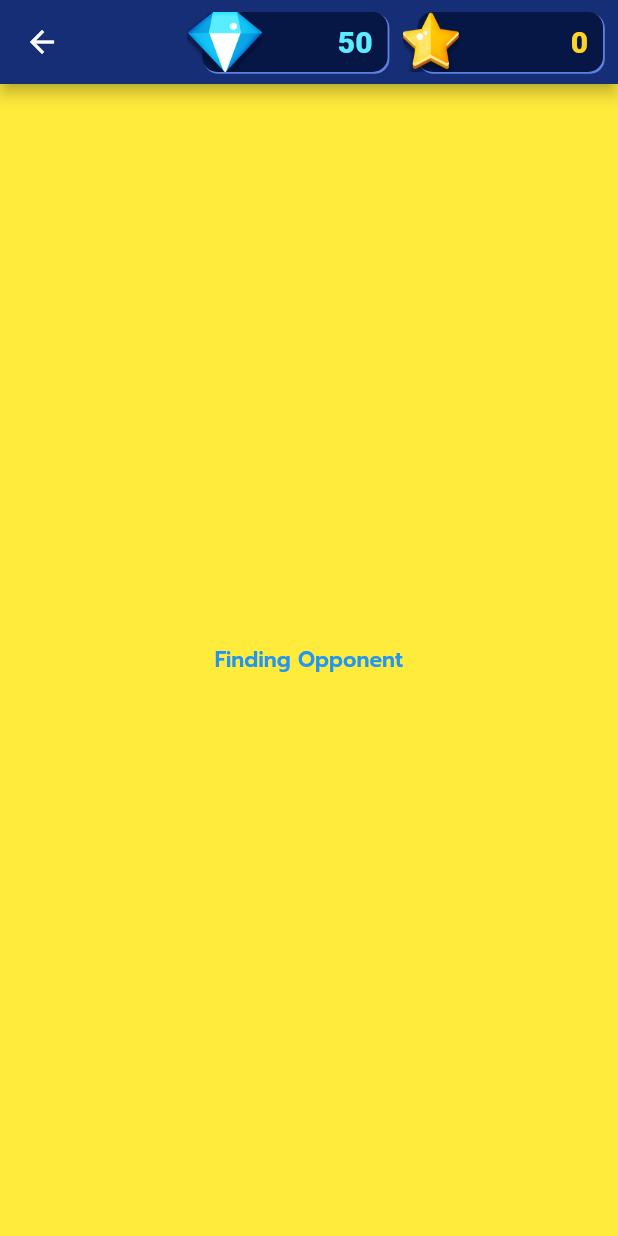
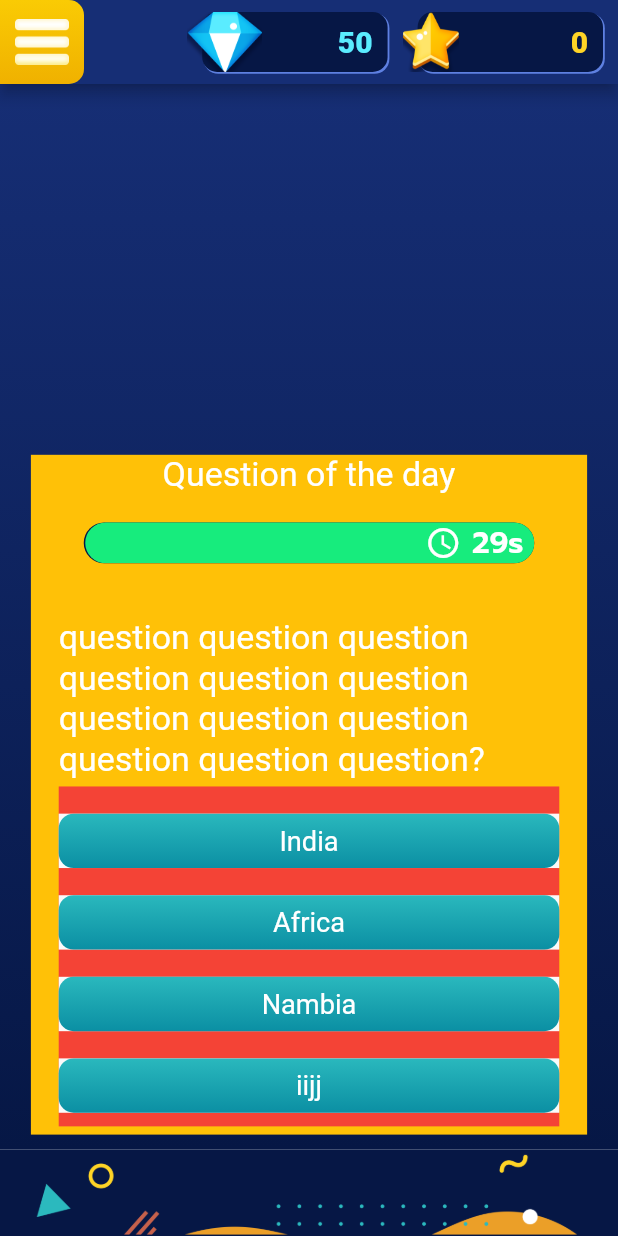
Before and after one commit to Bonu1998/trivia-battle, a Flutter app: the Home screen opened by its route, after a tap on "Daily Battle", on a phone screen of 412 x 824 dp. Run offline on Flutter 3.47's test engine with Material 2 defaults, Android fonts, the light colour scheme and no system bars; missing offline and left inert: dart:ffi; Roboto replaces fonts that are missing (Prompt-SemiBold).

Commit message:
added game screen, question widget

```diff
--- a/lib/AnimatedButton.dart
+++ b/lib/AnimatedButton.dart
@@ -1,5 +1,5 @@
 import 'package:flutter/material.dart';
-import 'package:my_app/Constants.dart';
+import 'package:my_app/constants.dart';
 
 class AnimatedButton extends StatelessWidget {
   const AnimatedButton(
@@ -8,7 +8,9 @@ class AnimatedButton extends StatelessWidget {
       required this.tagLine,
       required this.colors,
       required this.logo,
-      required this.handler})
+      required this.handler,
+      required this.height,
+      required this.width})
       : super(key: key);
 
   final String label;
@@ -16,11 +18,13 @@ class AnimatedButton extends StatelessWidget {
   final List<Color> colors;
   final String logo;
   final VoidCallback handler;
+  final double height;
+  final double width;
 
   @override
   Widget build(BuildContext context) {
-    double _height = MediaQuery.of(context).size.height;
-    double _width = MediaQuery.of(context).size.width;
+    double _height = height;
+    double _width = width;
 
     return InkWell(
       onTap: handler,
@@ -43,7 +47,8 @@ class AnimatedButton extends StatelessWidget {
                 child: Image(
                   image: AssetImage(
                       "assets/images/${icons['BUTTON']?['bubbles']}"),
-                )),
+                )
+              ),
             Container(
               alignment: Alignment.center,
               // padding: EdgeInsets.symmetric(
@@ -55,12 +60,13 @@ class AnimatedButton extends StatelessWidget {
                 mainAxisAlignment: MainAxisAlignment.center,
                 children: [
                   SizedBox(
-                    width: 50,
+                    width: _width * 0.2,
                     child: Image(
                       image: AssetImage("assets/images/$logo"),
                       // width: MediaQuery.of(context).size.width * 0.1,
                     ),
                   ),
+                  SizedBox(width: _width * 0.03),
                   Column(
                     mainAxisAlignment: MainAxisAlignment.center,
                     children: [
@@ -68,14 +74,14 @@ class AnimatedButton extends StatelessWidget {
                         label,
                         style: TextStyle(
                             color: Colors.white,
-                            fontSize: _height * 0.04,
+                            fontSize: _height * 0.3,
                             fontFamily: "Prompt-SemiBold"),
                       ),
                       Text(
                         tagLine,
                         style: TextStyle(
                             color: Colors.yellow,
-                            fontSize: _height * 0.02,
+                            fontSize: _height * 0.18,
                             fontFamily: "Prompt-SemiBold"),
                       ),
                     ],
--- a/lib/AvatarComponent.dart
+++ b/lib/AvatarComponent.dart
@@ -1,5 +1,5 @@
 import 'package:flutter/material.dart';
-import 'package:my_app/Constants.dart';
+import 'package:my_app/constants.dart';
 
 class AvatarComponent extends StatelessWidget {
   const AvatarComponent({super.key, required this.avatar});
--- /dev/null
+++ b/lib/GameScreen.dart
@@ -0,0 +1,42 @@
+import 'package:flutter/material.dart';
+import 'package:my_app/question_widget.dart';
+
+class GameScreen extends StatefulWidget {
+  const GameScreen({super.key});
+
+  @override
+  State<GameScreen> createState() => _GameScreenState();
+}
+
+class _GameScreenState extends State<GameScreen> {
+  @override
+  Widget build(BuildContext context) {
+    return Center(
+        child: Container(
+          decoration: const BoxDecoration(
+            gradient: LinearGradient(
+              begin: Alignment.topCenter,
+              end: Alignment.bottomCenter,
+              colors: <Color>[Color(0xff162e75), Color(0xff061745)],
+            ),
+          ),
+          height: MediaQuery.of(context).size.height,
+          width: MediaQuery.of(context).size.width,
+          child: Column(
+            children: [
+              SizedBox(
+                height: MediaQuery.of(context).size.height * 0.3,
+              ),
+              QuestionWidget(
+                  height: MediaQuery.of(context).size.height * 0.55,
+                  width: MediaQuery.of(context).size.width * 0.9,
+                  title: "Question of the day",
+                  question:
+                      "question question question question question question question question question question question question?",
+                  options: ["India", "Africa", "Nambia", "iijj"],)
+            ],
+          ),
+        ),
+      );
+  }
+}
--- a/lib/Header.dart
+++ b/lib/Header.dart
@@ -1,5 +1,5 @@
 import 'package:flutter/material.dart';
-import 'package:my_app/Constants.dart';
+import 'package:my_app/constants.dart';
 
 class Header extends StatefulWidget {
   const Header({super.key});
--- a/lib/Home.dart
+++ b/lib/Home.dart
@@ -1,10 +1,33 @@
 import 'package:flutter/material.dart';
-import 'package:my_app/Constants.dart';
-import 'package:my_app/header.dart';
+import 'package:my_app/constants.dart';
+import 'package:my_app/Header.dart';
 import 'package:my_app/menu.dart';
 
-class Home extends StatelessWidget {
+class Home extends StatefulWidget {
   const Home({super.key});
+
+  @override
+  State<Home> createState() => _HomeState();
+}
+
+class _HomeState extends State<Home> {
+  late Widget currentPage;
+  late Menu menuPage;
+
+  @override
+  void initState() {
+    super.initState();
+    menuPage = Menu(this.callback);
+
+    currentPage = menuPage;
+  }
+
+  void callback(Widget nextPage) {
+    setState(() {
+      this.currentPage = nextPage;
+    });
+  }
+
   Widget footer(context) {
     return Container(
       color: const Color(0xff061745),
@@ -39,7 +62,7 @@ class Home extends StatelessWidget {
         ),
         flexibleSpace: const Header(),
       ),
-      body: const Menu(),
+      body: currentPage,
       bottomNavigationBar: footer(context),
     ));
   }
--- a/lib/VersusWidget.dart
+++ b/lib/VersusWidget.dart
@@ -1,6 +1,6 @@
 import 'package:flutter/material.dart';
 import 'package:my_app/AvatarComponent.dart';
-import 'package:my_app/Constants.dart';
+import 'package:my_app/constants.dart';
 
 class VersusWidget extends StatelessWidget {
   const VersusWidget({super.key});
--- /dev/null
+++ b/lib/custom_timer.dart
@@ -0,0 +1,107 @@
+import 'dart:async';
+
+import 'package:flutter/material.dart';
+
+class CustomTimer extends StatefulWidget {
+  CustomTimer({super.key, required this.height, required this.width});
+  double height;
+  double width;
+
+  @override
+  State<CustomTimer> createState() => _CustomTimer();
+}
+
+class _CustomTimer extends State<CustomTimer> {
+  Timer? countdownTimer;
+  Duration myDuration = const Duration(seconds: 30);
+  // double width = widget.width * 1;
+
+  @override
+  void initState() {
+    super.initState();
+    startTimer();
+  }
+
+  void startTimer() {
+    countdownTimer =
+        Timer.periodic(const Duration(seconds: 1), (_) => setCountDown());
+  }
+
+  void setCountDown() {
+    setState(() {
+      final seconds = myDuration.inSeconds - 1;
+      if (seconds < 0) {
+        countdownTimer!.cancel();
+      } else {
+        myDuration = Duration(seconds: seconds);
+      }
+    });
+  }
+
+  @override
+  Widget build(BuildContext context) {
+    String strDigits(int n) => n.toString().padLeft(2, '0');
+    int counter = myDuration.inSeconds.remainder(60);
+    final seconds = strDigits(counter);
+    double fraction = 30 / 100;
+    double width = widget.width *
+        myDuration.inSeconds.remainder(60) *
+        fraction /
+        10;
+    double frame = 30 / 3;
+    Color color = counter > 2 * frame
+        ? const Color(0xff17ec7d)
+        : counter > frame
+            ? const Color(0xfffab020)
+            : const Color(0xffc0392b);
+    return SafeArea(
+        child: Container(
+      // color: Colors.white,
+      child: Center(
+        child: Container(
+          alignment: Alignment.centerRight,
+          height: widget.height,
+          // height: widget.height * 0.05,
+          width: widget.width * 0.9,
+          decoration: const BoxDecoration(
+            color: Color(0xff061745),
+            // color: Colors.amber,
+            borderRadius: BorderRadius.all(Radius.circular(500)),
+          ),
+          child: Stack(alignment: Alignment.centerLeft, children: [
+            AnimatedContainer(
+              duration: const Duration(seconds: 1),
+              width: width,
+              decoration: BoxDecoration(
+                color: color,
+                borderRadius: const BorderRadius.all(Radius.circular(500)),
+              ),
+            ),
+            Positioned(
+                width: 80,
+                right: 0,
+                child: Row(
+                  mainAxisAlignment: MainAxisAlignment.spaceEvenly,
+                  children: [
+                    const Icon(
+                      Icons.access_time,
+                      color: Colors.white,
+                      size: 24.0,
+                      semanticLabel: 'Text to announce in accessibility modes',
+                    ),
+                    Text(
+                      "${seconds.toString()}s",
+                      style: const TextStyle(
+                          color: Colors.white,
+                          decoration: TextDecoration.none,
+                          fontSize: 20,
+                          fontWeight: FontWeight.normal),
+                    )
+                  ],
+                ))
+          ]),
+        ),
+      ),
+    ));
+  }
+}
--- a/lib/daily_battle.dart
+++ b/lib/daily_battle.dart
@@ -23,7 +23,6 @@ class _DailyBattle extends State<DailyBattle> {
               setState(() {
                 flag = "Rounds";
               });
-              ;
             },
             child: const Text("Finding Opponent")),
       ),
--- a/lib/editions.dart
+++ b/lib/editions.dart
@@ -1,5 +1,5 @@
 import 'package:flutter/material.dart';
-import 'package:my_app/Constants.dart';
+import 'package:my_app/constants.dart';
 import 'package:my_app/Header.dart';
 import 'package:my_app/model/editions.dart';
 
--- a/lib/menu.dart
+++ b/lib/menu.dart
@@ -2,9 +2,19 @@ import 'package:flutter/material.dart';
 import 'package:my_app/AnimatedButton.dart';
 import 'package:my_app/constants.dart';
 
-class Menu extends StatelessWidget {
-  const Menu({super.key});
+import 'GameScreen.dart';
 
+class Menu extends StatefulWidget {
+  Function callback;
+
+  Menu(this.callback);
+  // const Menu({super.key});
+
+  @override
+  State<Menu> createState() => _MenuState();
+}
+
+class _MenuState extends State<Menu> {
   Widget logoView(context) {
     return Container(
       height: MediaQuery.of(context).size.height * 0.35,
@@ -32,8 +42,9 @@ class Menu extends StatelessWidget {
   Widget menuBottons(context) {
     return Container(
         height: MediaQuery.of(context).size.height * 0.4,
-        width: MediaQuery.of(context).size.width,
-        margin: EdgeInsets.only(top: MediaQuery.of(context).size.height * 0.05),
+        width: MediaQuery.of(context).size.width * 0.7,
+        // width: 200);
+        // margin: EdgeInsets.only(top: MediaQuery.of(context).size.height * 0.05),
         // child: LayoutBuilder(
         //     builder: (BuildContext context, BoxConstraints constraints) {
         //   return Container(
@@ -47,20 +58,24 @@ class Menu extends StatelessWidget {
           children: [
             Container(
                 height: MediaQuery.of(context).size.height * 0.09,
-                width: MediaQuery.of(context).size.width * 0.75,
+                width: MediaQuery.of(context).size.width * 0.7,
                 constraints: const BoxConstraints(maxWidth: 350),
                 child: AnimatedButton(
+                  height: MediaQuery.of(context).size.height * 0.09,
+                  width: MediaQuery.of(context).size.width * 0.75,
                   label: "Daily Battle",
                   tagLine: "Make your state proud",
                   colors: const <Color>[Color(0xffd1664d), Color(0xffc64728)],
                   logo: icons['MENU']?['dailyBattle'],
-                  handler: () => Navigator.pushNamed(context, '/poc'),
+                  handler: () {this.widget.callback(new GameScreen());},
                 )),
             Container(
               height: MediaQuery.of(context).size.height * 0.09,
               width: MediaQuery.of(context).size.width * 0.75,
               constraints: const BoxConstraints(maxWidth: 350),
               child: AnimatedButton(
+                height: MediaQuery.of(context).size.height * 0.09,
+                width: MediaQuery.of(context).size.width * 0.75,
                 label: "Trivia Packs",
                 tagLine: "Choose your topics",
                 colors: const <Color>[Color(0xffeb9f28), Color(0xffd9701a)],
@@ -68,6 +83,53 @@ class Menu extends StatelessWidget {
                 handler: () => {Navigator.pushNamed(context, '/editions')},
               ),
             ),
+            Container(
+              height: MediaQuery.of(context).size.height * 0.09,
+              width: MediaQuery.of(context).size.width * 0.75,
+              constraints: const BoxConstraints(maxWidth: 400),
+              child: Row(
+                mainAxisAlignment: MainAxisAlignment.spaceEvenly,
+                children: [
+                  Container(
+                      height: MediaQuery.of(context).size.height * 0.09 * 0.8,
+                      width: MediaQuery.of(context).size.width * 0.75 * 0.5,
+                      constraints: const BoxConstraints(maxWidth: 175),
+                      child: AnimatedButton(
+                        height:
+                            MediaQuery.of(context).size.height * 0.09 * 0.8,
+                        width:
+                            MediaQuery.of(context).size.width * 0.75 * 0.5,
+                        label: "State",
+                        tagLine: "Leaderboard",
+                        colors: const <Color>[
+                          Color(0xffeb9f28),
+                          Color(0xffd9701a)
+                        ],
+                        logo: icons['MENU']?['stateLeaderboard'],
+                        handler: () => {},
+                      )),
+                  Container(
+                      height: MediaQuery.of(context).size.height * 0.09 * 0.8,
+                      width: MediaQuery.of(context).size.width * 0.75 * 0.5,
+                      constraints: const BoxConstraints(maxWidth: 175),
+                      child: AnimatedButton(
+                        height:
+                            MediaQuery.of(context).size.height * 0.09 * 0.8,
+                        width:
+                            MediaQuery.of(context).size.width * 0.75 * 0.5,
+                        label: "State",
+                        tagLine: "Leaderboard",
+                        colors: const <Color>[
+                          Color(0xffeb9f28),
+                          Color(0xffd9701a)
+                        ],
+                        logo: icons['MENU']?['stateLeaderboard'],
+                        handler: () => {},
+                      )
+                    )
+                ],
+              ),
+            )
             // Row(mainAxisAlignment: MainAxisAlignment.spaceEvenly, children: [
             //   Container(
             //     height: MediaQuery.of(context).size.height * 0.07,
@@ -124,9 +186,34 @@ class Menu extends StatelessWidget {
         ));
   }
 
+  Widget footerButtons(context) {
+    return Container(
+      width: MediaQuery.of(context).size.width,
+      height: MediaQuery.of(context).size.height * 0.2,
+      color: Colors.yellow,
+      child: Row(
+        children: [
+          Container(
+            width: MediaQuery.of(context).size.width * 0.5,
+            child: AnimatedButton(
+              height: MediaQuery.of(context).size.height * 0.5,
+                  width: MediaQuery.of(context).size.width * 0.75,
+                  label: "Daily Battle",
+                  tagLine: "Make your state proud",
+                  colors: const <Color>[Color(0xffd1664d), Color(0xffc64728)],
+                  logo: icons['MENU']?['dailyBattle'],
+                  handler: () => Navigator.pushNamed(context, '/poc'),
+            ),
+          )
+        ],
+      ),
+    );
+  }
+
   @override
   Widget build(BuildContext context) {
-    return Container(
+    return Material(
+      child: Container(
         width: MediaQuery.of(context).size.width,
         height: MediaQuery.of(context).size.height,
         decoration: const BoxDecoration(
@@ -137,8 +224,9 @@ class Menu extends StatelessWidget {
           ),
         ),
         child: Column(
-          crossAxisAlignment: CrossAxisAlignment.stretch,
+            // crossAxisAlignment: CrossAxisAlignment.stretch,
             children: [logoView(context), menuBottons(context)]),
+      ),
     );
   }
 }
--- /dev/null
+++ b/lib/model/start_score.dart
@@ -0,0 +1,12 @@
+import 'package:flutter/rendering.dart';
+
+class StateScore{
+  late int score;
+  late String state;
+  StateScore(String state, int score) {
+    this.state = state;
+    this.score = score;
+  }
+
+  StateScore.fromJson(Map<String, dynamic> json) : state = json['state'], score = json['score'];
+}
--- /dev/null
+++ b/lib/plain_text_button.dart
@@ -0,0 +1,61 @@
+import 'dart:ffi';
+
+import 'package:flutter/material.dart';
+
+class PlainTextButton extends StatefulWidget {
+  PlainTextButton(
+      {super.key,
+      required this.height,
+      required this.width,
+      required this.text,
+      required this.colors});
+
+  double height;
+  double width;
+  String text;
+  List<Color> colors;
+
+  @override
+  State<PlainTextButton> createState() => _PlainTextButtonState();
+}
+
+class _PlainTextButtonState extends State<PlainTextButton> {
+  // double parentHeight = MediaQuery.of(context).size.height;
+  // double parentWidth = 0;
+  late List<Color> colors;
+  @override
+  void initState() {
+    super.initState();
+    colors = widget.colors;
+  }
+
+  @override
+  Widget build(BuildContext context) {
+    return Material(
+      child: InkWell(
+        onTap: () {},
+        child: Container(
+          height: widget.height,
+          width: widget.width,
+          decoration: BoxDecoration(
+            borderRadius: const BorderRadius.all(Radius.circular(10)),
+            gradient: LinearGradient(
+              begin: Alignment.topCenter,
+              end: Alignment.bottomCenter,
+              colors: colors,
+            ),
+          ),
+          child: Center(
+            child: Text(
+              widget.text,
+              style: TextStyle(
+                  color: Colors.white,
+                  fontSize: widget.height * 0.5, //make this responsive
+                  fontFamily: "Prompt-SemiBold"),
+            ),
+          ),
+        ),
+      ),
+    );
+  }
+}
--- /dev/null
+++ b/lib/question_widget.dart
@@ -0,0 +1,82 @@
+import 'package:flutter/material.dart';
+import 'package:my_app/plain_text_button.dart';
+
+import 'custom_timer.dart';
+
+class QuestionWidget extends StatelessWidget {
+  QuestionWidget(
+      {super.key,
+      required this.height,
+      required this.width,
+      required this.title,
+      required this.question,
+      required this.options});
+  double height;
+  double width;
+  String title;
+  String question;
+  List<String> options;
+
+  @override
+  Widget build(BuildContext context) {
+    return Container(
+      color: Colors.amber,
+      width: width,
+      height: height,
+      child: Column(
+        children: [
+          TextWidget(context, height, width, title),
+          SizedBox(height: height * 0.04),
+          CustomTimer(height: height * 0.06, width: width * 0.9),
+          SizedBox(height: height * 0.08),
+          SizedBox(
+              width: width * 0.9,
+              child: TextWidget(context, height, width, question)),
+          SizedBox(
+            height: height * 0.01,
+          ),
+          Container(
+            color: Colors.red,
+            height: height * 0.5,
+            width: width * 0.9,
+            child: OptionList(context, options),
+          )
+        ],
+      ),
+    );
+  }
+
+  Widget TextWidget(
+      BuildContext context, double height, double width, String text) {
+    return Text(
+      text,
+      style: TextStyle(
+          color: Colors.white,
+          fontSize: height * 0.05,
+          fontFamily: "Prompt-SemiBold"),
+    );
+  }
+
+  Widget OptionList(BuildContext context, List<String> options) {
+    return ListView.builder(
+        itemCount: options.length,
+        itemBuilder: (BuildContext context, int index) {
+          return Column(
+            children: [
+              SizedBox(
+                height: height * 0.04,
+              ),
+              Container(
+                constraints: const BoxConstraints(maxWidth: 350),
+                child: PlainTextButton(
+                  height: height * 0.08,
+                  width: width * 1,
+                  text: options[index],
+                  colors: const [Color(0xff2ab8bd), Color(0xff0b8fa3)],
+                ),
+              ),
+            ],
+          );
+        });
+  }
+}
--- a/lib/register.dart
+++ b/lib/register.dart
@@ -146,6 +146,8 @@ class Register extends StatelessWidget {
                 height: MediaQuery.of(context).size.height * 0.06,
                 width: MediaQuery.of(context).size.width * 0.5,
                 child: AnimatedButton(
+                  height: MediaQuery.of(context).size.height * 0.06,
+                  width: MediaQuery.of(context).size.width * 0.5,
                   label: "Change",
                   tagLine: "",
                   colors: const <Color>[Color(0xff2ab8bd), Color(0xff0b8fa3)],
@@ -172,6 +174,8 @@ class Register extends StatelessWidget {
         height: MediaQuery.of(context).size.height * 0.08,
         width: MediaQuery.of(context).size.width * 0.65,
         child: AnimatedButton(
+          height: MediaQuery.of(context).size.height * 0.08,
+          width: MediaQuery.of(context).size.width * 0.65,
           label: "That's it!",
           tagLine: "",
           colors: const <Color>[Color(0xffd1664d), Color(0xffce5e44)],
--- a/pubspec.yaml
+++ b/pubspec.yaml
@@ -37,6 +37,8 @@ dependencies:
   # Use with the CupertinoIcons class for iOS style icons.
   cupertino_icons: ^1.0.2
   lottie: ^2.1.0
+  provider: ^6.0.5
+  events_emitter: ^0.5.2
 
 dev_dependencies:
   flutter_test:
```
Also changed, not shown: lib/StateScoreList.dart (added, +174 -0 lines), lib/inherit_poc.dart (added, +12 -0 lines), lib/main.dart (+48 -7 lines), pubspec.lock. Lines whose indentation alone changed are shown as unchanged.
